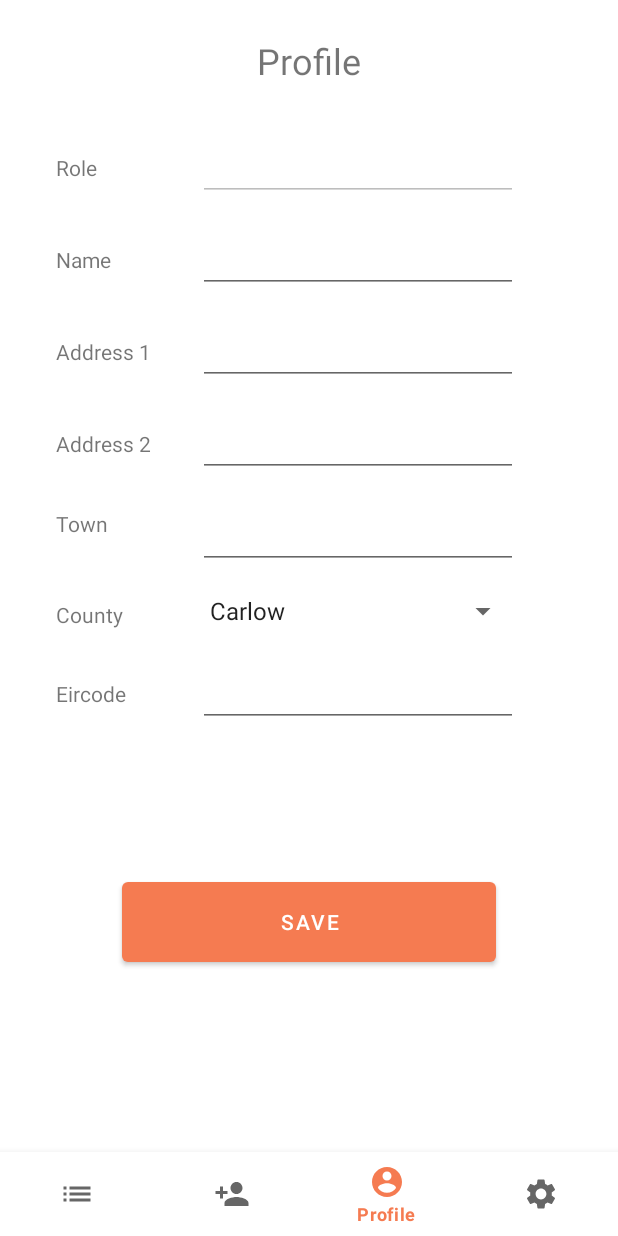
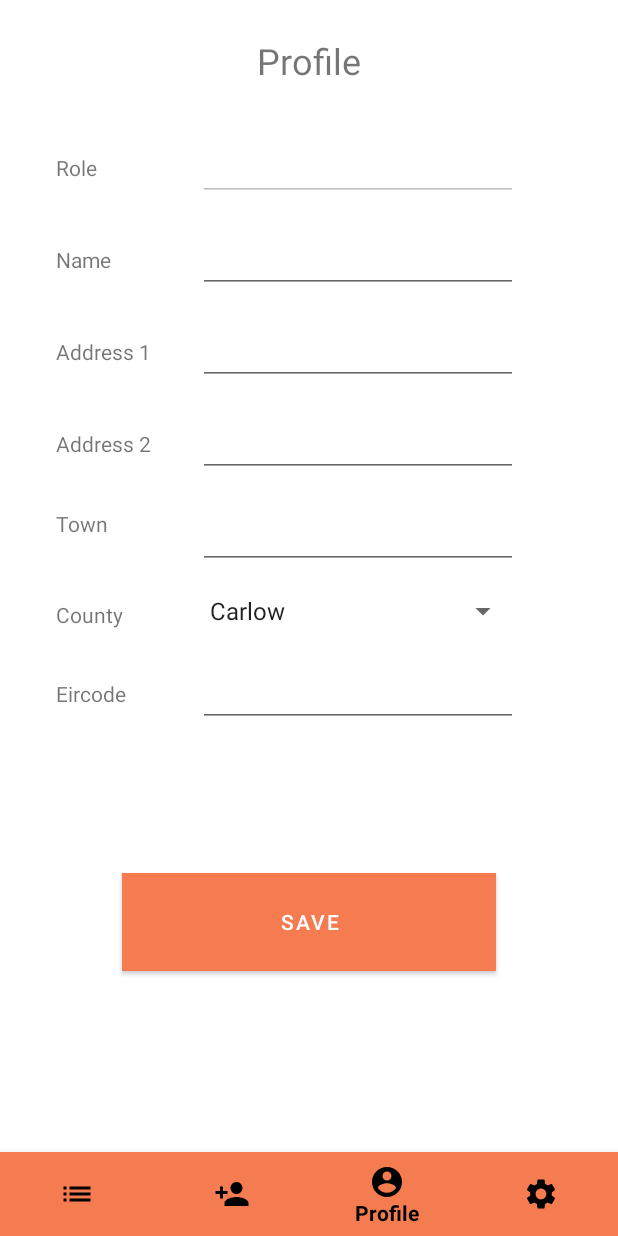
Before and after one commit to ColinM94/FYP, an Android app: the MainActivity screen opened directly, with no data from a screen before it, item 3 of the bottom bar chosen, on a phone screen of 412 x 824 dp. Run offline under Robolectric (Android 15) with nearby library versions, the phone set to English and light mode, and no system bars; our stand-ins replace Firebase (no records; nobody signed in at launch, a user with empty details on screens opened directly), androidx.preference, data binding.

Commit message:
Colour changes

```diff
--- a/app/src/main/java/com/colinmaher/carersapp/SigninActivity.kt
+++ b/app/src/main/java/com/colinmaher/carersapp/SigninActivity.kt
@@ -23,9 +23,9 @@ class SigninActivity : AppCompatActivity(){
 
         // ---------------------------------------
         //         Test code
-            //edittext_signin_email.setText("colinmaher94@gmail.com")
-            //edittext_signin_password.setText("password")
-            //signin()
+            edittext_signin_email.setText("colinmaher94@gmail.com")
+            edittext_signin_password.setText("password")
+            signin()
         // --------------------------------------
 
 
--- a/app/src/main/res/drawable/navigation_calls_24dp.xml
+++ b/app/src/main/res/drawable/navigation_calls_24dp.xml
@@ -4,6 +4,6 @@
     android:viewportWidth="24"
     android:viewportHeight="24">
   <path
-      android:fillColor="#FF000000"
+      android:fillColor="#FFFFFF"
       android:pathData="M3,13h2v-2L3,11v2zM3,17h2v-2L3,15v2zM3,9h2L5,7L3,7v2zM7,13h14v-2L7,11v2zM7,17h14v-2L7,15v2zM7,7v2h14L21,7L7,7z"/>
 </vector>
--- a/app/src/main/res/layout/activity_main.xml
+++ b/app/src/main/res/layout/activity_main.xml
@@ -37,7 +37,10 @@
             android:id="@+id/navigation"
             android:layout_width="wrap_content"
             android:layout_height="wrap_content"
-            android:background="?android:attr/windowBackground"
+            android:background="@color/colorPrimary"
+            app:itemIconTint="@color/black"
+            app:itemTextAppearanceActive="@color/black"
+            app:itemTextColor="@color/black"
             app:layout_constraintBottom_toBottomOf="parent"
             app:layout_constraintEnd_toEndOf="parent"
             app:layout_constraintStart_toStartOf="parent"
--- a/app/src/main/res/layout/fragment_profile.xml
+++ b/app/src/main/res/layout/fragment_profile.xml
@@ -172,6 +172,8 @@
                 android:layout_marginStart="50dp"
                 android:layout_marginEnd="50dp"
                 android:layout_marginBottom="8dp"
+                android:background="@color/colorAccent"
+                android:backgroundTint="@color/colorAccent"
                 android:text="@string/profile_save"
                 app:layout_constraintBottom_toBottomOf="parent"
                 app:layout_constraintEnd_toEndOf="parent"
--- a/app/src/main/res/menu/navigation.xml
+++ b/app/src/main/res/menu/navigation.xml
@@ -4,12 +4,12 @@
     <item
             android:id="@+id/navigation_visits"
             android:icon="@drawable/navigation_calls_24dp"
-            android:title="@string/navigation_visits"/>
+            android:title="@string/navigation_visits" />
 
     <item
             android:id="@+id/navigation_clients"
             android:icon="@drawable/navigation_visits_24dp"
-            android:title="@string/navigation_clients"/>
+            android:title="@string/navigation_clients" />
 
     <item
             android:id="@+id/navigation_profile"
```
Also changed, not shown: app/src/main/res/drawable/selector_navigation_colors.xml (+1 -6 lines).
